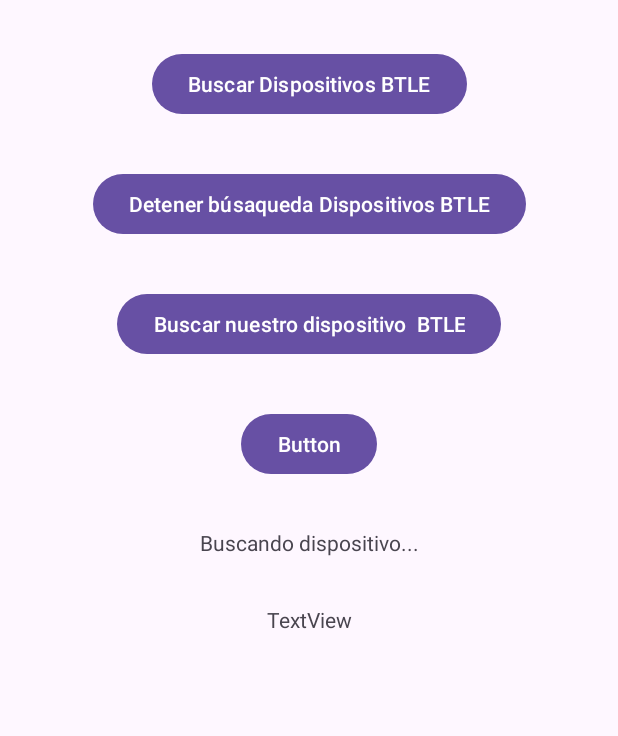
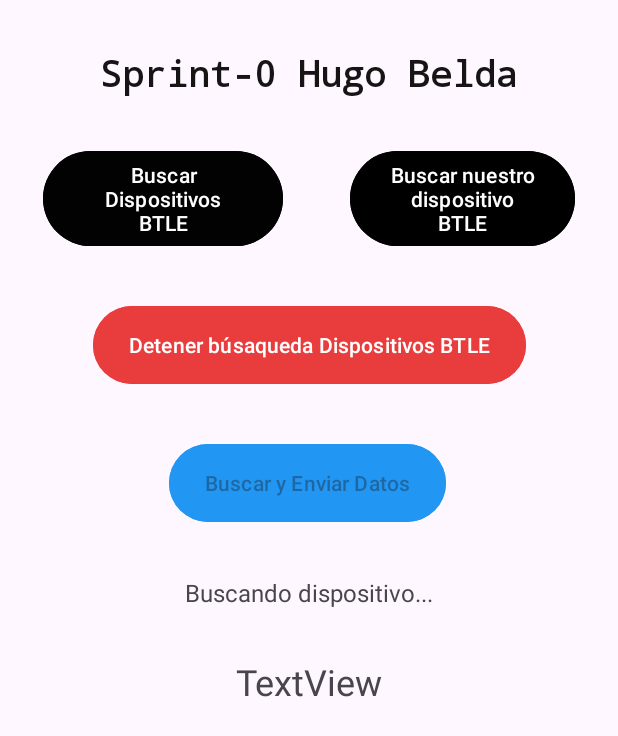
Before and after one commit to HugoBelda/BiometriaHugoBelda, an Android app: the screen it shows after launch (MainActivity), after a tap on "Buscar nuestro dispositivo BTLE", on a phone screen of 412 x 824 dp. Shown: the top 736 px of the screen. Run offline under Robolectric (Android 15) with nearby library versions, the phone set to English and light mode, and no system bars; 3 other taps on this screen came first.

Commit message:
Update Main.xml and add comments in Java classes

```diff
--- a/src/Android/ReceptorBeaconsHugo/app/src/main/java/com/example/hbelrev/receptorbeaconshugo/MainActivity.java
+++ b/src/Android/ReceptorBeaconsHugo/app/src/main/java/com/example/hbelrev/receptorbeaconshugo/MainActivity.java
@@ -22,75 +22,21 @@ import androidx.core.content.ContextCompat;
 import java.util.ArrayList;
 import java.util.List;
 
-// ------------------------------------------------------------------
-// ------------------------------------------------------------------
-
 public class MainActivity extends AppCompatActivity {
     private TextView elTexto;
-    private TextView datosEnviados; // Nuevo TextView para mostrar datos enviados
+    private TextView datosEnviados; // TextView para mostrar datos enviados
     private Button elBotonEnviar;
+    private boolean datoEnviado = false;
     // --------------------------------------------------------------
     // --------------------------------------------------------------
     private static final String ETIQUETA_LOG = ">>>>";
-
     private static final int CODIGO_PETICION_PERMISOS = 11223344;
-
     // --------------------------------------------------------------
     // --------------------------------------------------------------
     private BluetoothLeScanner elEscanner;
-
     private ScanCallback callbackDelEscaneo = null;
-
-    private LogicaFake logicaFake;  // Instancia de tu lógica
-
-    private static final String URL_SERVIDOR = "http://192.168.1.103:8000/api/guardar";  // URL de tu API
-    // --------------------------------------------------------------
-    // --------------------------------------------------------------
-    private void buscarTodosLosDispositivosBTLE() {
-        Log.d(ETIQUETA_LOG, " buscarTodosLosDispositivosBTL(): empieza ");
-
-        Log.d(ETIQUETA_LOG, " buscarTodosLosDispositivosBTL(): instalamos scan callback ");
-
-        this.callbackDelEscaneo = new ScanCallback() {
-            @Override
-            public void onScanResult( int callbackType, ScanResult resultado ) {
-                super.onScanResult(callbackType, resultado);
-                Log.d(ETIQUETA_LOG, " buscarTodosLosDispositivosBTL(): onScanResult() ");
-
-                mostrarInformacionDispositivoBTLE( resultado );
-            }
-
-            @Override
-            public void onBatchScanResults(List<ScanResult> results) {
-                super.onBatchScanResults(results);
-                Log.d(ETIQUETA_LOG, " buscarTodosLosDispositivosBTL(): onBatchScanResults() ");
-
-            }
-
-            @Override
-            public void onScanFailed(int errorCode) {
-                super.onScanFailed(errorCode);
-                Log.d(ETIQUETA_LOG, " buscarTodosLosDispositivosBTL(): onScanFailed() ");
-
-            }
-        };
-
-        Log.d(ETIQUETA_LOG, " buscarTodosLosDispositivosBTL(): empezamos a escanear ");
-
-        if (ActivityCompat.checkSelfPermission(this, Manifest.permission.BLUETOOTH_SCAN) != PackageManager.PERMISSION_GRANTED) {
-            // TODO: Consider calling
-            //    ActivityCompat#requestPermissions
-            // here to request the missing permissions, and then overriding
-            //   public void onRequestPermissionsResult(int requestCode, String[] permissions,
-            //                                          int[] grantResults)
-            // to handle the case where the user grants the permission. See the documentation
-            // for ActivityCompat#requestPermissions for more details.
-            return;
-        }
-        this.elEscanner.startScan( this.callbackDelEscaneo);
-
-    } // ()
-
+    private LogicaFake logicaFake;
+    private static final String URL_SERVIDOR = "http://192.168.1.103:8000/api/guardar";  // URL del API
     // --------------------------------------------------------------
     // --------------------------------------------------------------
     private void mostrarInformacionDispositivoBTLE( ScanResult resultado ) {
@@ -103,28 +49,12 @@ public class MainActivity extends AppCompatActivity {
         Log.d(ETIQUETA_LOG, " ****** DISPOSITIVO DETECTADO BTLE ****************** ");
         Log.d(ETIQUETA_LOG, " ****************************************************");
         if (ActivityCompat.checkSelfPermission(this, Manifest.permission.BLUETOOTH_CONNECT) != PackageManager.PERMISSION_GRANTED) {
-            // TODO: Consider calling
-            //    ActivityCompat#requestPermissions
-            // here to request the missing permissions, and then overriding
-            //   public void onRequestPermissionsResult(int requestCode, String[] permissions,
-            //                                          int[] grantResults)
-            // to handle the case where the user grants the permission. See the documentation
-            // for ActivityCompat#requestPermissions for more details.
             return;
         }
         Log.d(ETIQUETA_LOG, " nombre = " + bluetoothDevice.getName());
         Log.d(ETIQUETA_LOG, " toString = " + bluetoothDevice.toString());
-
-        /*
-        ParcelUuid[] puuids = bluetoothDevice.getUuids();
-        if ( puuids.length >= 1 ) {
-            //Log.d(ETIQUETA_LOG, " uuid = " + puuids[0].getUuid());
-           // Log.d(ETIQUETA_LOG, " uuid = " + puuids[0].toString());
-        }*/
-
         Log.d(ETIQUETA_LOG, " dirección = " + bluetoothDevice.getAddress());
         Log.d(ETIQUETA_LOG, " rssi = " + rssi );
-
         Log.d(ETIQUETA_LOG, " bytes = " + new String(bytes));
         Log.d(ETIQUETA_LOG, " bytes (" + bytes.length + ") = " + Utilidades.bytesToHexString(bytes));
 
@@ -149,23 +79,31 @@ public class MainActivity extends AppCompatActivity {
 
     } // ()
 
+    // --------------------------------------------------------------
+    // --------------------------------------------------------------
+    /**
+     * Procesa la información de un Beacon,
+     * extrae sus datos (UUID, Major, Minor, RSSI), interpreta el tipo de medición
+     * y envía la información a otra parte del sistema.
+     */
     private void mostrarYEnviarInformacionDispositivosBTLE(ScanResult resultado) {
 
         BluetoothDevice bluetoothDevice = resultado.getDevice();
         byte[] bytes = resultado.getScanRecord().getBytes();
         int rssi = resultado.getRssi();
 
+        // Creamos un objeto TramaIBeacon para interpretar los datos de la trama
         TramaIBeacon tib = new TramaIBeacon(bytes);
 
+        // Convertimos los campos del Beacon
         String uuid = Utilidades.bytesToString(tib.getUUID());
         int major = Utilidades.bytesToInt(tib.getMajor());
         float minor = Utilidades.bytesToInt(tib.getMinor());
 
-        // Descomponer major
-        int id = (major >> 8) & 0xFF;      // 8 bits altos → ID
-        int contador = major & 0xFF;       // 8 bits bajos → contador
+        // Descomponemos el campo 'major' en dos bytes:
+        int id = (major >> 8) & 0xFF;      // Extrae los bits altos → ID
+        int contador = major & 0xFF;       // Extrae los bits bajos → contador
 
-        // Interpretar ID
         String tipoMedicion;
         if (id == 12) {
             tipoMedicion = "Temperatura";
@@ -181,76 +119,103 @@ public class MainActivity extends AppCompatActivity {
                 + " valor=" + minor
                 + " rssi=" + rssi);
 
+        // Enviamos los datos
         enviarDatos(uuid, tipoMedicion, minor, rssi);
     }
 
+    // -------------------------------------------------
+    // -------------------------------------------------
+    /**
+     * Construye un objeto JSON con los datos del sensor,
+     * actualiza el TextView para mostrar lo enviado,
+     * y llama a LogicaFake.guardarMedicion() para simular o realizar
+     * el envío de los datos al servidor.
+     */
     private void enviarDatos(String uuid, String tipo, float valor, int rssi) {
-        // Actualizar TextView con los datos enviados
-        String datos = String.format("Datos enviados:\nUUID: %s\nTipo: %s\nValor: %d\nRSSI: %d", uuid, tipo, valor, rssi);
+
+        // Formateamos un texto con la información que se va a enviar
+        String datos = String.format(
+                "Datos enviados:\nTipo: %s\nValor: %.2f",
+                tipo, valor
+        );
+
         this.datosEnviados.setText(datos);
 
-        // Construimos JSON para la API
+        // Construimos el cuerpo JSON con los datos de medición
+        // que se enviarán al servidor o sistema de almacenamiento.
         String jsonBody = "{"
-               // + "\"uuid\":\"" + uuid + "\","
                 + "\"tipo\":\"" + tipo + "\","
-                + "\"valor\":" + valor + ","
-             //   + "\"rssi\":" + rssi
+                + "\"valor\":" + valor
                 + "}";
 
+        // Llamamos al método que realiza el envío de datos
         logicaFake.guardarMedicion(jsonBody, URL_SERVIDOR);
+
         this.elTexto.setText("Envío en progreso...");
     }
 
     // --------------------------------------------------------------
     // --------------------------------------------------------------
+    /**
+     * Inicia la búsqueda de un dispositivo BTLE específico,
+     * configurando filtros, ajustes de escaneo y callbacks para procesar los resultados.
+     */
     private void buscarEsteDispositivoBTLE(final String dispositivoBuscado) {
         Log.d(ETIQUETA_LOG, "buscarEsteDispositivoBTLE(): empieza");
 
-        // Creamos el callback
+        // Bloqueamos el botón de envío mientras se realiza el escaneo
+        this.elBotonEnviar.setEnabled(false);
+
+        // Definimos el callback que manejará los resultados del escaneo
         this.callbackDelEscaneo = new ScanCallback() {
+
             @Override
             public void onScanResult(int callbackType, ScanResult resultado) {
                 super.onScanResult(callbackType, resultado);
-                Log.d(ETIQUETA_LOG, "buscarEsteDispositivoBTLE(): onScanResult()");
-                mostrarYEnviarInformacionDispositivosBTLE(resultado);
+
+                // Evitamos enviar datos múltiples veces por el mismo escaneo
+                if (!datoEnviado) {
+                    datoEnviado = true;
+                    mostrarYEnviarInformacionDispositivosBTLE(resultado);
+                    detenerBusquedaDispositivosBTLE();
+                    elBotonEnviar.setEnabled(true);
+                }
             }
 
             @Override
             public void onBatchScanResults(List<ScanResult> results) {
                 super.onBatchScanResults(results);
-                Log.d(ETIQUETA_LOG, "buscarEsteDispositivoBTLE(): onBatchScanResults()");
             }
 
             @Override
             public void onScanFailed(int errorCode) {
                 super.onScanFailed(errorCode);
                 Log.d(ETIQUETA_LOG, "buscarEsteDispositivoBTLE(): onScanFailed() " + errorCode);
+                elBotonEnviar.setEnabled(true);
             }
         };
 
-        // Creamos filtro por nombre
+        // Creamos una lista de filtros para buscar solo el dispositivo deseado por nombre
         List<ScanFilter> filtros = new ArrayList<>();
         filtros.add(new ScanFilter.Builder()
                 .setDeviceName(dispositivoBuscado)
                 .build());
 
-        // Configuración de escaneo
         ScanSettings settings = new ScanSettings.Builder()
                 .setScanMode(ScanSettings.SCAN_MODE_LOW_LATENCY)
                 .build();
 
-        // Verificamos permisos
-        if (ActivityCompat.checkSelfPermission(this, Manifest.permission.BLUETOOTH_SCAN) != PackageManager.PERMISSION_GRANTED) {
-            Log.d(ETIQUETA_LOG, "buscarEsteDispositivoBTLE(): permisos de escaneo no concedidos");
+        // Verificamos permisos BLUETOOTH_SCAN (necesarios desde Android 12 - API 31)
+        if (ActivityCompat.checkSelfPermission(this, Manifest.permission.BLUETOOTH_SCAN) != PackageManager.PERMISSION_GRANTED &&
+                android.os.Build.VERSION.SDK_INT >= android.os.Build.VERSION_CODES.S) {
+            Log.d(ETIQUETA_LOG, "Permisos BLUETOOTH_SCAN no concedidos");
             return;
         }
 
-        // Iniciamos escaneo con filtros
         this.elEscanner.startScan(filtros, settings, callbackDelEscaneo);
 
         Log.d(ETIQUETA_LOG, "buscarEsteDispositivoBTLE(): escaneando dispositivo -> " + dispositivoBuscado);
     }
-
 
     // --------------------------------------------------------------
     // --------------------------------------------------------------
@@ -261,13 +226,6 @@ public class MainActivity extends AppCompatActivity {
         }
 
         if (ActivityCompat.checkSelfPermission(this, Manifest.permission.BLUETOOTH_SCAN) != PackageManager.PERMISSION_GRANTED) {
-            // TODO: Consider calling
-            //    ActivityCompat#requestPermissions
-            // here to request the missing permissions, and then overriding
-            //   public void onRequestPermissionsResult(int requestCode, String[] permissions,
-            //                                          int[] grantResults)
-            // to handle the case where the user grants the permission. See the documentation
-            // for ActivityCompat#requestPermissions for more details.
             return;
         }
         this.elEscanner.stopScan( this.callbackDelEscaneo );
@@ -275,22 +233,6 @@ public class MainActivity extends AppCompatActivity {
 
     } // ()
 
-    // --------------------------------------------------------------
-    // --------------------------------------------------------------
-    public void botonBuscarDispositivosBTLEPulsado( View v ) {
-        Log.d(ETIQUETA_LOG, " boton buscar dispositivos BTLE Pulsado" );
-        this.buscarTodosLosDispositivosBTLE();
-    } // ()
-
-    // --------------------------------------------------------------
-    // --------------------------------------------------------------
-    public void botonBuscarNuestroDispositivoBTLEPulsado( View v ) {
-        Log.d(ETIQUETA_LOG, " boton nuestro dispositivo BTLE Pulsado" );
-        //this.buscarEsteDispositivoBTLE( Utilidades.stringToUUID( "EPSG-GTI-PROY-3A" ) );
-        //this.buscarEsteDispositivoBTLE( "EPSG-GTI-PROY-3A" );
-        this.buscarEsteDispositivoBTLE( "HugoBeacon" );
-
-    } // ()
     // --------------------------------------------------------------
     // --------------------------------------------------------------
     public void botonDetenerBusquedaDispositivosBTLEPulsado( View v ) {
@@ -303,11 +245,22 @@ public class MainActivity extends AppCompatActivity {
     private void inicializarBlueTooth() {
         Log.d(ETIQUETA_LOG, "inicializarBlueTooth(): revisando permisos");
 
-        String[] permisos = {
-                Manifest.permission.BLUETOOTH_SCAN,
-                Manifest.permission.BLUETOOTH_CONNECT,
-                Manifest.permission.ACCESS_FINE_LOCATION
-        };
+        String[] permisos;
+
+        if (android.os.Build.VERSION.SDK_INT >= android.os.Build.VERSION_CODES.S) {
+            // Android 12 o superior
+            permisos = new String[]{
+                    Manifest.permission.BLUETOOTH_SCAN,
+                    Manifest.permission.BLUETOOTH_CONNECT
+            };
+        } else {
+            // Android 10 y 11
+            permisos = new String[]{
+                    Manifest.permission.ACCESS_FINE_LOCATION,
+                    Manifest.permission.BLUETOOTH,
+                    Manifest.permission.BLUETOOTH_ADMIN
+            };
+        }
 
         boolean permisosConcedidos = true;
         for (String p : permisos) {
@@ -320,7 +273,7 @@ public class MainActivity extends AppCompatActivity {
         if (!permisosConcedidos) {
             Log.d(ETIQUETA_LOG, "inicializarBlueTooth(): solicitando permisos");
             ActivityCompat.requestPermissions(this, permisos, CODIGO_PETICION_PERMISOS);
-            return; // Salimos y volveremos a inicializar tras conceder permisos
+            return;
         }
 
         // Si llegamos aquí, tenemos permisos
@@ -344,25 +297,14 @@ public class MainActivity extends AppCompatActivity {
         }
     }
 
-   /* public void boton_enviar_pulsado (View quien) {
-        Log.d(ETIQUETA_LOG, "boton_enviar_pulsado: simulando envío REST con JSON fake");
-        this.elTexto.setText("Enviando simulado...");
-
-        // Simular datos
-        String uuid = "1234-5678-9012-3456";
-        String tipo = "Temperatura";
-        int valor = 25;
-        int rssi = -60;
-
-        enviarDatos(uuid, tipo, valor, rssi);
-    } // ()*/
-
+    // --------------------------------------------------------------
+    // --------------------------------------------------------------
     public void boton_enviar_pulsado(View quien) {
+        datoEnviado = false; // reiniciar flag
         Log.d(ETIQUETA_LOG, "boton_enviar_pulsado: iniciando escaneo de dispositivo real");
         this.elTexto.setText("Buscando dispositivo...");
-        buscarEsteDispositivoBTLE("HugoBeacon");
+        buscarEsteDispositivoBTLE("HugoBelda");
     }
-
 
     // --------------------------------------------------------------
     // --------------------------------------------------------------
@@ -414,8 +356,87 @@ public class MainActivity extends AppCompatActivity {
         // permissions this app might request.
     } // ()
 
+    // --------------------------------------------------------------
+    // --------------------------------------------------------------
+    // --------------------------------------------------------------
+    // --------------------------------------------------------------
+    // --------------------------------------------------------------
+    // --------------------------------------------------------------
+    // --------------------------------------------------------------
+    private void buscarTodosLosDispositivosBTLE() {
+        Log.d(ETIQUETA_LOG, " buscarTodosLosDispositivosBTL(): empieza ");
+
+        Log.d(ETIQUETA_LOG, " buscarTodosLosDispositivosBTL(): instalamos scan callback ");
+
+        this.callbackDelEscaneo = new ScanCallback() {
+            @Override
+            public void onScanResult( int callbackType, ScanResult resultado ) {
+                super.onScanResult(callbackType, resultado);
+                Log.d(ETIQUETA_LOG, " buscarTodosLosDispositivosBTL(): onScanResult() ");
+
+                mostrarInformacionDispositivoBTLE( resultado );
+            }
+
+            @Override
+            public void onBatchScanResults(List<ScanResult> results) {
+                super.onBatchScanResults(results);
+                Log.d(ETIQUETA_LOG, " buscarTodosLosDispositivosBTL(): onBatchScanResults() ");
+
+            }
+
+            @Override
+            public void onScanFailed(int errorCode) {
+                super.onScanFailed(errorCode);
+                Log.d(ETIQUETA_LOG, " buscarTodosLosDispositivosBTL(): onScanFailed() ");
+
+            }
+        };
+
+        Log.d(ETIQUETA_LOG, " buscarTodosLosDispositivosBTL(): empezamos a escanear ");
+
+        if (ActivityCompat.checkSelfPermission(this, Manifest.permission.BLUETOOTH_SCAN) != PackageManager.PERMISSION_GRANTED) {
+            // TODO: Consider calling
+            //    ActivityCompat#requestPermissions
+            // here to request the missing permissions, and then overriding
+            //   public void onRequestPermissionsResult(int requestCode, String[] permissions,
+            //                                          int[] grantResults)
+            // to handle the case where the user grants the permission. See the documentation
+            // for ActivityCompat#requestPermissions for more details.
+            return;
+        }
+        this.elEscanner.startScan( this.callbackDelEscaneo);
+
+    } // ()
+
+    // --------------------------------------------------------------
+    // --------------------------------------------------------------
+    public void botonBuscarDispositivosBTLEPulsado( View v ) {
+        Log.d(ETIQUETA_LOG, " boton buscar dispositivos BTLE Pulsado" );
+        this.buscarTodosLosDispositivosBTLE();
+    } // ()
+
+    // --------------------------------------------------------------
+    // --------------------------------------------------------------
+    public void botonBuscarNuestroDispositivoBTLEPulsado( View v ) {
+        Log.d(ETIQUETA_LOG, " boton nuestro dispositivo BTLE Pulsado" );
+        //this.buscarEsteDispositivoBTLE( Utilidades.stringToUUID( "EPSG-GTI-PROY-3A" ) );
+        //this.buscarEsteDispositivoBTLE( "EPSG-GTI-PROY-3A" );
+        this.buscarEsteDispositivoBTLE( "HugoBelda" );
+
+    } // ()
+
+       /* public void boton_enviar_pulsado (View quien) {
+        Log.d(ETIQUETA_LOG, "boton_enviar_pulsado: simulando envío REST con JSON fake");
+        this.elTexto.setText("Enviando simulado...");
+
+        // Simular datos
+        String uuid = "1234-5678-9012-3456";
+        String tipo = "Temperatura";
+        int valor = 25;
+        int rssi = -60;
+
+        enviarDatos(uuid, tipo, valor, rssi);
+    } // ()*/
 } // class
 // --------------------------------------------------------------
 // --------------------------------------------------------------
-// --------------------------------------------------------------
-// --------------------------------------------------------------
--- a/src/Android/ReceptorBeaconsHugo/app/src/main/res/layout/activity_main.xml
+++ b/src/Android/ReceptorBeaconsHugo/app/src/main/res/layout/activity_main.xml
@@ -9,20 +9,24 @@
 
     <Button
         android:id="@+id/botonBuscarDispositivosBTLE"
-        android:layout_width="wrap_content"
-        android:layout_height="wrap_content"
+        android:layout_width="160dp"
+        android:layout_height="0dp"
+        android:layout_marginStart="8dp"
         android:layout_marginTop="32dp"
+        android:layout_marginEnd="24dp"
+        android:backgroundTint="#020202"
         android:onClick="botonBuscarDispositivosBTLEPulsado"
         android:text="Buscar Dispositivos BTLE"
-        app:layout_constraintEnd_toEndOf="parent"
+        app:layout_constraintEnd_toStartOf="@+id/botonBuscarNuestroDispositivoBTLE"
         app:layout_constraintStart_toStartOf="parent"
-        app:layout_constraintTop_toTopOf="parent" />
+        app:layout_constraintTop_toBottomOf="@+id/textView" />
 
     <Button
         android:id="@+id/botonDetenerBusquedaDispositivosBTLE"
         android:layout_width="wrap_content"
-        android:layout_height="wrap_content"
+        android:layout_height="60dp"
         android:layout_marginTop="32dp"
+        android:backgroundTint="#E93D3D"
         android:onClick="botonDetenerBusquedaDispositivosBTLEPulsado"
         android:text="Detener búsaqueda Dispositivos BTLE"
         app:layout_constraintEnd_toEndOf="parent"
@@ -31,25 +35,29 @@
 
     <Button
         android:id="@+id/botonBuscarNuestroDispositivoBTLE"
-        android:layout_width="wrap_content"
-        android:layout_height="wrap_content"
+        android:layout_width="150dp"
+        android:layout_height="0dp"
         android:layout_marginTop="32dp"
+        android:layout_marginEnd="8dp"
+        android:backgroundTint="#000000"
         android:onClick="botonBuscarNuestroDispositivoBTLEPulsado"
         android:text="Buscar nuestro dispositivo  BTLE"
         app:layout_constraintEnd_toEndOf="parent"
-        app:layout_constraintStart_toStartOf="parent"
-        app:layout_constraintTop_toBottomOf="@+id/botonDetenerBusquedaDispositivosBTLE" />
+        app:layout_constraintStart_toEndOf="@+id/botonBuscarDispositivosBTLE"
+        app:layout_constraintTop_toBottomOf="@+id/textView" />
 
     <Button
         android:id="@+id/botonEnviar"
         android:layout_width="wrap_content"
-        android:layout_height="wrap_content"
+        android:layout_height="60dp"
         android:layout_marginTop="32dp"
+        android:backgroundTint="#2196F3"
         android:onClick="boton_enviar_pulsado"
-        android:text="Button"
+        android:text="Buscar y Enviar Datos"
         app:layout_constraintEnd_toEndOf="parent"
+        app:layout_constraintHorizontal_bias="0.497"
         app:layout_constraintStart_toStartOf="parent"
-        app:layout_constraintTop_toBottomOf="@+id/botonBuscarNuestroDispositivoBTLE" />
+        app:layout_constraintTop_toBottomOf="@+id/botonDetenerBusquedaDispositivosBTLE" />
 
     <TextView
         android:id="@+id/elTexto"
@@ -57,6 +65,7 @@
         android:layout_height="wrap_content"
         android:layout_marginTop="32dp"
         android:text="TextView"
+        android:textSize="16sp"
         app:layout_constraintEnd_toEndOf="parent"
         app:layout_constraintStart_toStartOf="parent"
         app:layout_constraintTop_toBottomOf="@+id/botonEnviar" />
@@ -67,9 +76,25 @@
         android:layout_height="wrap_content"
         android:layout_marginTop="32dp"
         android:text="TextView"
+        android:textSize="24sp"
         app:layout_constraintEnd_toEndOf="parent"
         app:layout_constraintHorizontal_bias="0.501"
         app:layout_constraintStart_toStartOf="parent"
         app:layout_constraintTop_toBottomOf="@+id/elTexto" />
 
+    <TextView
+        android:id="@+id/textView"
+        android:layout_width="wrap_content"
+        android:layout_height="wrap_content"
+        android:layout_marginTop="32dp"
+        android:text="Sprint-0 Hugo Belda"
+        android:textAppearance="@style/TextAppearance.AppCompat.Body1"
+        android:textColor="#161414"
+        android:textSize="24sp"
+        android:textStyle="bold"
+        android:typeface="monospace"
+        app:layout_constraintEnd_toEndOf="parent"
+        app:layout_constraintStart_toStartOf="parent"
+        app:layout_constraintTop_toTopOf="parent" />
+
 </androidx.constraintlayout.widget.ConstraintLayout>
```
Also changed, not shown: src/Android/ReceptorBeaconsHugo/app/src/main/AndroidManifest.xml (+15 -8 lines), src/Android/ReceptorBeaconsHugo/app/src/main/java/com/example/hbelrev/receptorbeaconshugo/LogicaFake.java (+20 -0 lines), src/Android/ReceptorBeaconsHugo/app/src/main/java/com/example/hbelrev/receptorbeaconshugo/PeticionarioREST.java (+49 -54 lines), 1 other file.
